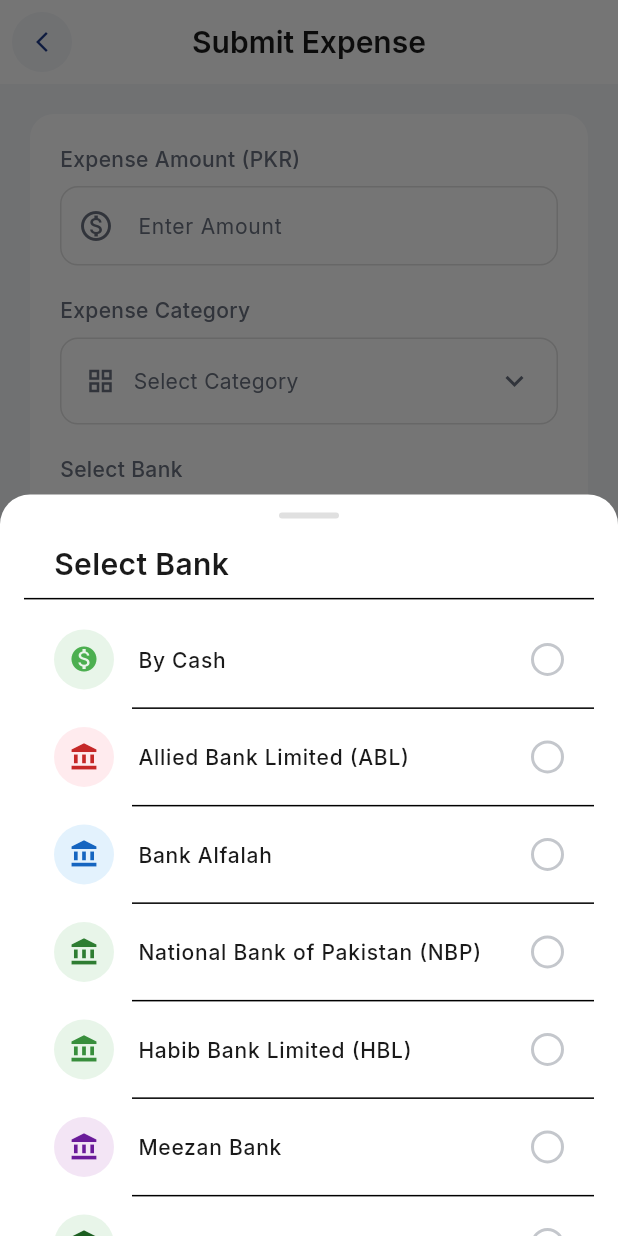
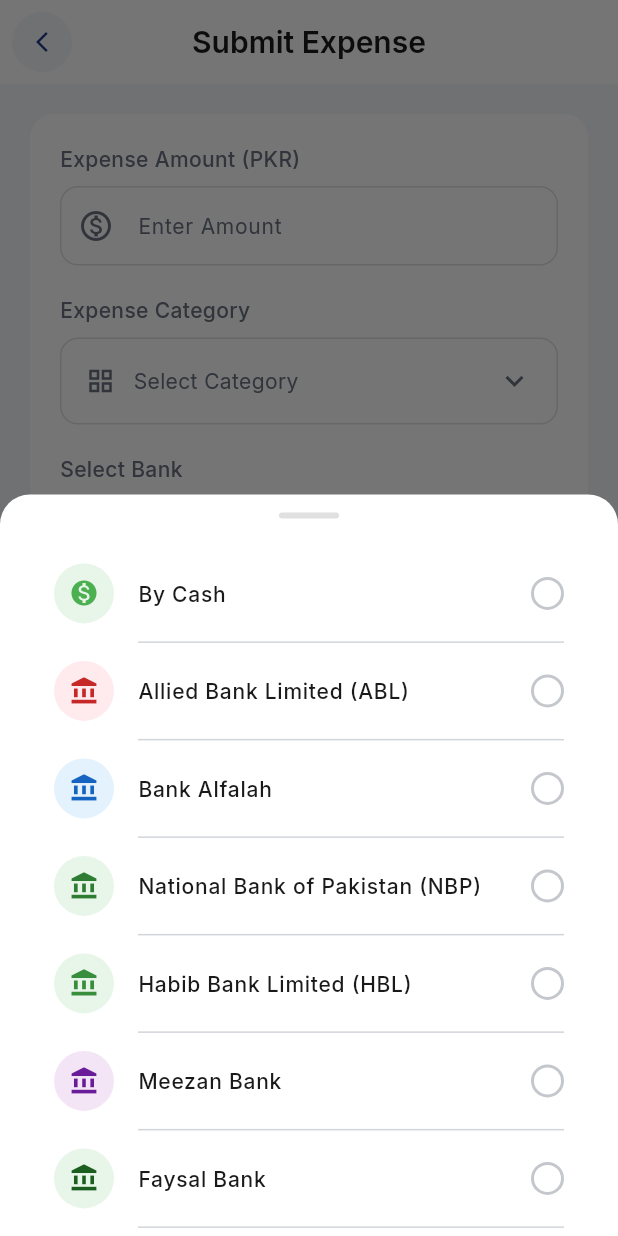
Before and after one commit to Akash-Zaib/Expense_Tracker, a Flutter app: the SubmitExpensePage screen opened by its route, after a tap on "Enter Bank", on a phone screen of 412 x 824 dp. Run offline on Flutter 3.47's test engine with Material 3 defaults, Android fonts, the phone set to English and light mode, and no system bars; our stand-ins replace get_it, google_fonts, shared_preferences; accounts and stored records are empty.

Commit message:
color changed /divider

```diff
--- a/lib/features/expense/presentation/pages/home_page.dart
+++ b/lib/features/expense/presentation/pages/home_page.dart
@@ -295,7 +295,7 @@ class _HomeContent extends StatelessWidget {
                       overflow: TextOverflow.ellipsis,
                     ),
                     Text(
-                      '3 Partners',
+                      ' Partners',
                       style: AppTextStyles.caption.copyWith(
                         color: AppColors.primary,
                       ),
--- a/lib/features/expense/presentation/pages/submit_expense_page.dart
+++ b/lib/features/expense/presentation/pages/submit_expense_page.dart
@@ -451,6 +451,7 @@ class _BankSelectionSheet extends StatelessWidget {
   final List<BankOption> banks;
   final BankOption? selectedBank;
   final ValueChanged<BankOption> onSelected;
+  static const _silverDivider = Color(0xFFD1D5DB);
 
   const _BankSelectionSheet({
     required this.banks,
@@ -477,23 +478,19 @@ class _BankSelectionSheet extends StatelessWidget {
                 borderRadius: BorderRadius.circular(2),
               ),
             ),
-            const SizedBox(height: 16),
-            Padding(
-              padding: const EdgeInsets.symmetric(horizontal: 20),
-              child: Align(
-                alignment: Alignment.centerLeft,
-                child: Text('Select Bank', style: AppTextStyles.heading3),
-              ),
-            ),
-            const SizedBox(height: 8),
-            const Divider(height: 1),
+            const SizedBox(height: 10),
             Flexible(
               child: ListView.separated(
                 shrinkWrap: true,
                 padding: const EdgeInsets.symmetric(vertical: 8),
                 itemCount: banks.length,
                 separatorBuilder: (_, __) =>
-                    const Divider(height: 1, indent: 72),
+                    const Divider(
+                      height: 1,
+                      indent: 76,
+                      endIndent: 20,
+                      color: _silverDivider,
+                    ),
                 itemBuilder: (context, index) {
                   final bank = banks[index];
                   final isSelected = selectedBank?.name == bank.name;
@@ -562,6 +559,7 @@ class _CategorySelectionSheet extends StatefulWidget {
 
 class _CategorySelectionSheetState extends State<_CategorySelectionSheet> {
   final _customCategoryController = TextEditingController();
+  static const _silverDivider = Color(0xFFD1D5DB);
 
   @override
   void dispose() {
@@ -593,24 +591,14 @@ class _CategorySelectionSheetState extends State<_CategorySelectionSheet> {
                 borderRadius: BorderRadius.circular(2),
               ),
             ),
-            const SizedBox(height: 16),
-            Padding(
-              padding: const EdgeInsets.symmetric(horizontal: 20),
-              child: Align(
-                alignment: Alignment.centerLeft,
-                child:
-                    Text('Expense Category', style: AppTextStyles.heading3),
-              ),
-            ),
-            const SizedBox(height: 8),
-            const Divider(height: 1),
+            const SizedBox(height: 10),
             Flexible(
               child: ListView.separated(
                 shrinkWrap: true,
                 padding: const EdgeInsets.symmetric(vertical: 8),
                 itemCount: widget.categories.length,
                 separatorBuilder: (_, __) =>
-                    const Divider(height: 1, indent: 72),
+                    const Divider(height: 1, indent: 76, endIndent: 20, color: _silverDivider),
                 itemBuilder: (context, index) {
                   final cat = widget.categories[index];
                   final isSelected = widget.selectedCategory == cat.name;
@@ -655,7 +643,6 @@ class _CategorySelectionSheetState extends State<_CategorySelectionSheet> {
                 },
               ),
             ),
-            const Divider(height: 1),
             // Add Custom Category section
             Padding(
               padding:
```
